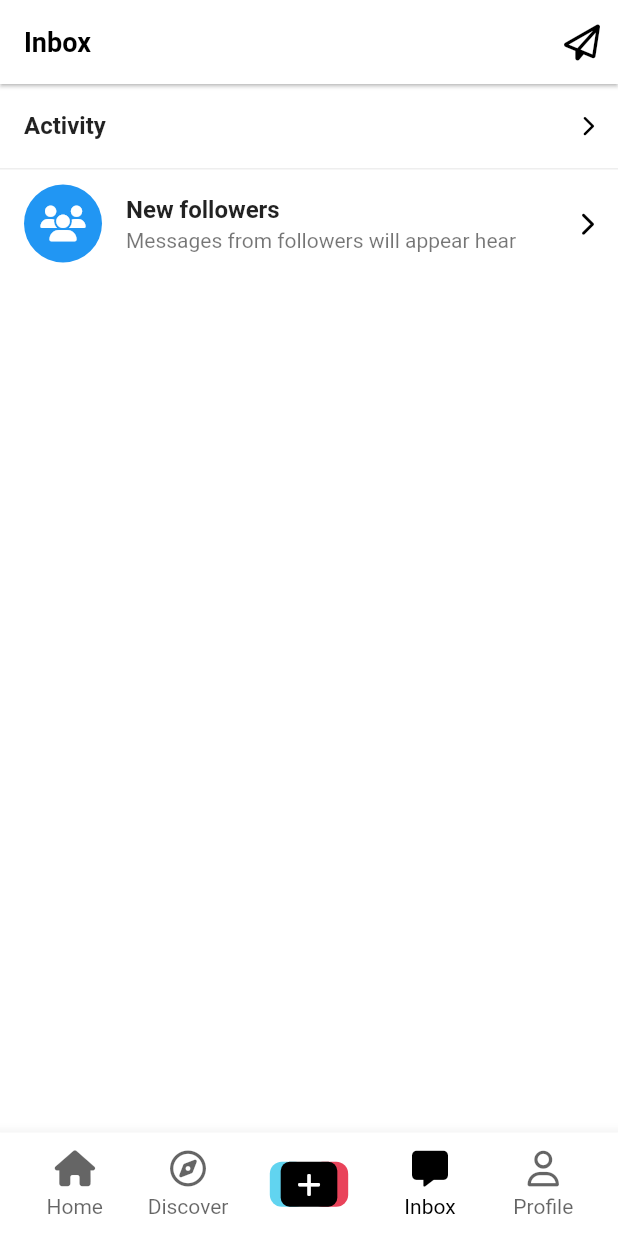
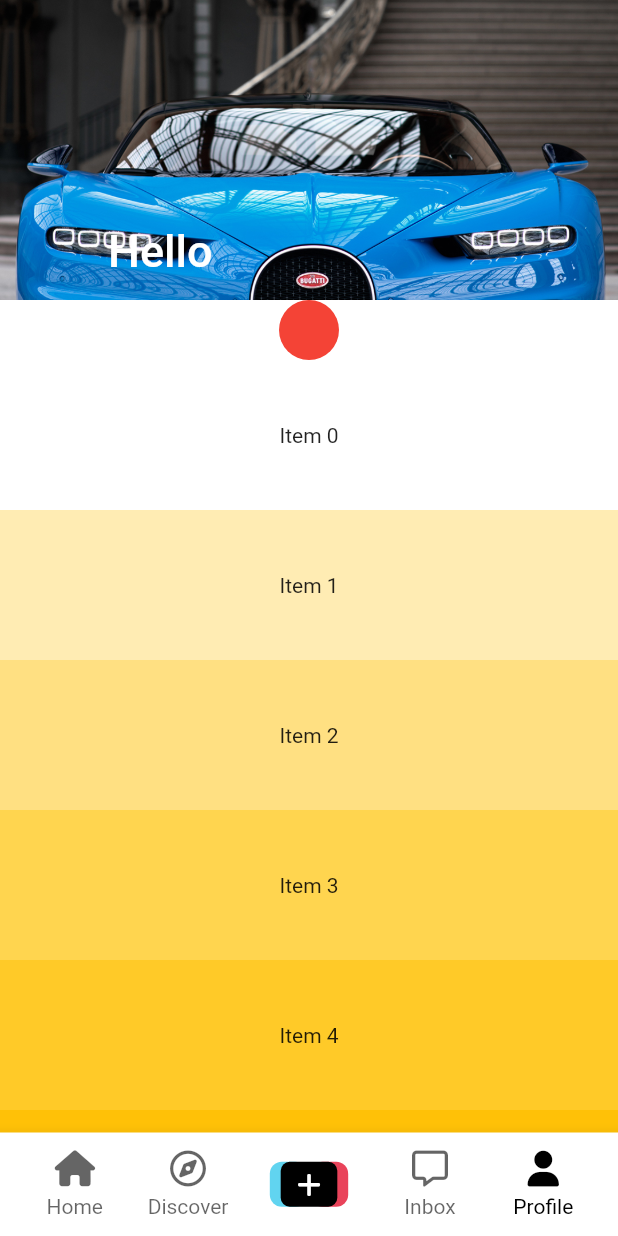
Before and after one commit to shinung-han/nomad_coders_tiktok_clone_review, a Flutter app: the screen it shows after launch, on a phone screen of 412 x 824 dp. Run offline on Flutter 3.47's test engine with Material 2 defaults, Android fonts, the phone set to English and light mode, and no system bars; our stand-ins replace font_awesome_flutter, video_player, visibility_detector; network calls fail.

Commit message:
12.4 SliverPersistentHeader

```diff
--- a/lib/features/inbox/chat_detail_screen.dart
+++ b/lib/features/inbox/chat_detail_screen.dart
@@ -22,7 +22,6 @@ class _ChatDetailScreenState extends State<ChatDetailScreen> {
   }
 
   String _onSubmitted(String val) {
-    print(val);
     setState(() {
       _isWriting = false;
     });
--- a/lib/features/main_navigation/main_navigation_screen.dart
+++ b/lib/features/main_navigation/main_navigation_screen.dart
@@ -7,6 +7,7 @@ import 'package:tiktok_clone_2/features/inbox/inbox_screen.dart';
 import 'package:tiktok_clone_2/features/main_navigation/widgets/nav_tab.dart';
 import 'package:tiktok_clone_2/features/onboarding/widgets/post_video_button.dart';
 import 'package:tiktok_clone_2/features/videos/video_timeline_screen.dart';
+import 'package:tiktok_clone_2/users/user_profile_screen.dart';
 
 class MainNavigationScreen extends StatefulWidget {
   const MainNavigationScreen({super.key});
@@ -16,7 +17,7 @@ class MainNavigationScreen extends StatefulWidget {
 }
 
 class _MainNavigationScreenState extends State<MainNavigationScreen> {
-  int _selectedIndex = 3;
+  int _selectedIndex = 4;
 
   void _onTap(int index) {
     setState(() {
@@ -59,9 +60,7 @@ class _MainNavigationScreenState extends State<MainNavigationScreen> {
           ),
           Offstage(
             offstage: _selectedIndex != 4,
-            child: const Center(
-              child: Text('Profile'),
-            ),
+            child: const UserProfileScreen(),
           )
         ],
       ),
--- /dev/null
+++ b/lib/users/user_profile_screen.dart
@@ -0,0 +1,117 @@
+import 'package:flutter/material.dart';
+import 'package:tiktok_clone_2/constants/sizes.dart';
+
+class UserProfileScreen extends StatefulWidget {
+  const UserProfileScreen({super.key});
+
+  @override
+  State<UserProfileScreen> createState() => _UserProfileScreenState();
+}
+
+class _UserProfileScreenState extends State<UserProfileScreen> {
+  @override
+  Widget build(BuildContext context) {
+    return CustomScrollView(
+      slivers: [
+        SliverAppBar(
+          // pinned: true,
+          stretch: true,
+          backgroundColor: Colors.teal,
+          collapsedHeight: 80,
+          expandedHeight: 200,
+          flexibleSpace: FlexibleSpaceBar(
+            stretchModes: const [
+              StretchMode.blurBackground,
+              StretchMode.zoomBackground,
+            ],
+            background: Image.asset(
+              'assets/images/placeholder.jpeg',
+              fit: BoxFit.cover,
+            ),
+            title: const Text(
+              'Hello',
+            ),
+          ),
+        ),
+        const SliverToBoxAdapter(
+          child: Column(
+            children: [
+              CircleAvatar(
+                radius: 20,
+                backgroundColor: Colors.red,
+              )
+            ],
+          ),
+        ),
+        SliverFixedExtentList(
+          delegate: SliverChildBuilderDelegate(
+            childCount: 20,
+            (context, index) => Container(
+              color: Colors.amber[100 * (index % 9)],
+              child: Align(
+                alignment: Alignment.center,
+                child: Text('Item $index'),
+              ),
+            ),
+          ),
+          itemExtent: 100,
+        ),
+        SliverPersistentHeader(
+          delegate: CustomDelegate(),
+          pinned: true,
+          floating: true,
+        ),
+        SliverGrid(
+          delegate: SliverChildBuilderDelegate(
+            childCount: 50,
+            (context, index) => Container(
+              color: Colors.blue[100 * (index % 9)],
+              child: Align(
+                alignment: Alignment.center,
+                child: Text('Item $index'),
+              ),
+            ),
+          ),
+          gridDelegate: const SliverGridDelegateWithMaxCrossAxisExtent(
+            maxCrossAxisExtent: 100,
+            mainAxisSpacing: Sizes.size20,
+            crossAxisSpacing: Sizes.size20,
+            childAspectRatio: 1,
+          ),
+        ),
+      ],
+    );
+  }
+}
+
+class CustomDelegate extends SliverPersistentHeaderDelegate {
+  @override
+  Widget build(
+      BuildContext context, double shrinkOffset, bool overlapsContent) {
+    return Container(
+      color: Colors.indigo,
+      child: const FractionallySizedBox(
+        heightFactor: 1,
+        child: Center(
+          child: Text(
+            'Title!!!',
+            style: TextStyle(
+              color: Colors.white,
+            ),
+          ),
+        ),
+      ),
+    );
+  }
+
+  @override
+  double get maxExtent => 150;
+
+  @override
+  double get minExtent => 150;
+
+  @override
+  bool shouldRebuild(covariant SliverPersistentHeaderDelegate oldDelegate) {
+    return false;
+  }
+}
```
Also changed, not shown: 1 other file.
